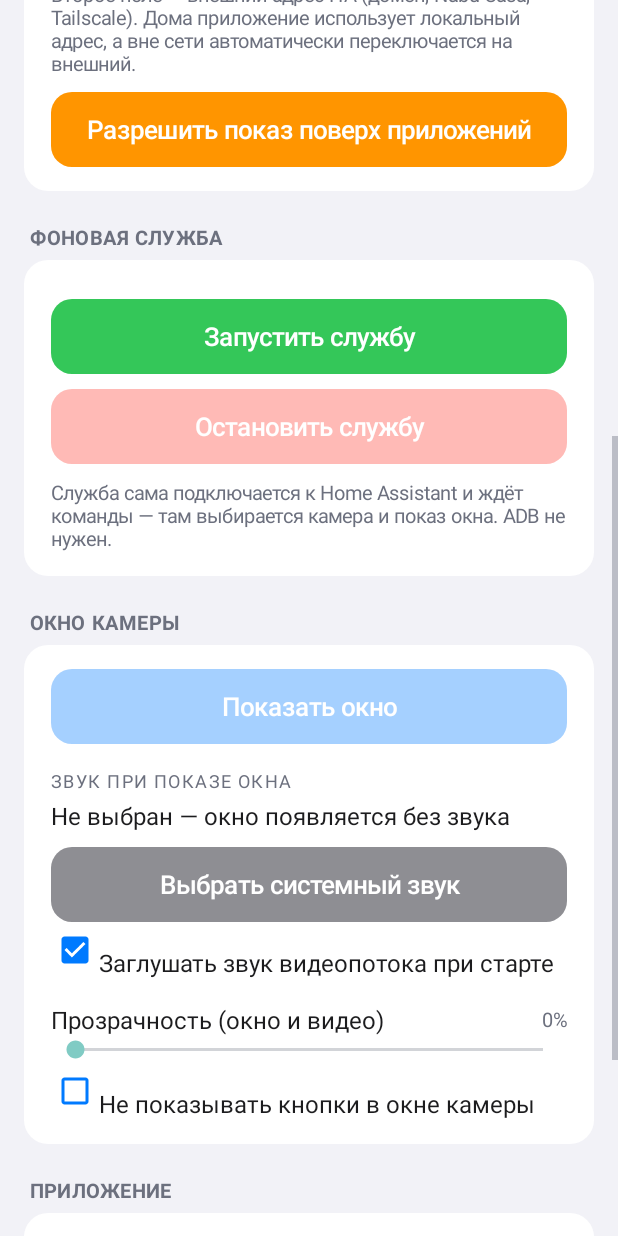
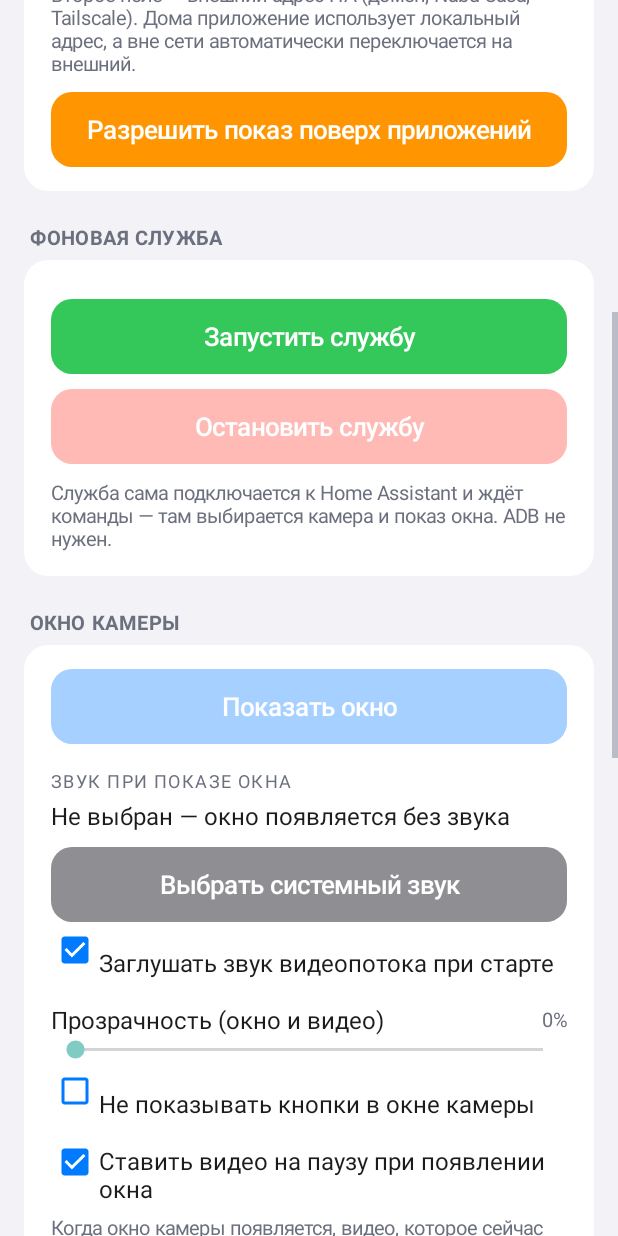
Before and after one commit to beemerspb/mynotify, an Android app: the screen it shows after launch (MainActivity), scrolled down 576 dp, on a phone screen of 412 x 824 dp. Run offline under Robolectric (Android 15) with nearby library versions, the phone set to English and light mode, and no system bars.

Commit message:
feat: v0.7.22 — пауза кино при появлении окна и пауза службы (5–120 мин) с кнопкой в окне

```diff
--- a/app/build.gradle.kts
+++ b/app/build.gradle.kts
@@ -11,8 +11,8 @@ android {
         applicationId = "com.mynotify"
         minSdk = 21
         targetSdk = 35
-        versionCode = 37
-        versionName = "0.7.21"
+        versionCode = 38
+        versionName = "0.7.22"
     }
 
     compileOptions {
--- a/app/src/main/java/com/mynotify/MainActivity.kt
+++ b/app/src/main/java/com/mynotify/MainActivity.kt
@@ -45,6 +45,8 @@ class MainActivity : Activity() {
     private lateinit var stopBtn: Button
     private lateinit var windowBtn: Button
     private lateinit var updText: TextView
+    private lateinit var suspendStatus: TextView
+    private lateinit var cancelSuspendBtn: Button
     private var checkingUpdate = false
     private var permBtn: Button? = null
 
@@ -155,6 +157,11 @@ class MainActivity : Activity() {
         windowBtn.isEnabled = running
         windowBtn.alpha = if (running) 1f else 0.35f
         windowBtn.text = if (shown) "Скрыть окно" else "Показать окно"
+        if (::suspendStatus.isInitialized) suspendStatus.text = suspendLabel()
+        if (::cancelSuspendBtn.isInitialized) {
+            val active = suspendLabel() != "Пауза не активна"
+            cancelSuspendBtn.visibility = if (active) View.VISIBLE else View.GONE
+        }
         if (hasOverlayPermission()) // выдано — больше не показываем
             permBtn?.let { (it.parent as? ViewGroup)?.removeView(it) }
     }
@@ -567,7 +574,70 @@ class MainActivity : Activity() {
             attachFocusBlink(this, 10)
         }
         winCard.addView(hideUiCheck)
+        val pauseMediaCheck = android.widget.CheckBox(this).apply {
+            text = "Ставить видео на паузу при появлении окна"
+            setTextColor(cLabel)
+            setTextSize(TypedValue.COMPLEX_UNIT_SP, 16f)
+            setPadding(0, dp(16), 0, 0)
+            setButtonTintList(
+                android.content.res.ColorStateList.valueOf(cBlue)
+            )
+            isChecked = mutePrefs.getBoolean("pause_media_on_show", true)
+            setOnCheckedChangeListener { _, checked ->
+                mutePrefs.edit().putBoolean("pause_media_on_show", checked).apply()
+            }
+            attachFocusBlink(this, 10)
+        }
+        winCard.addView(pauseMediaCheck)
+        winCard.addView(TextView(this).apply {
+            text = "Когда окно камеры появляется, видео, которое сейчас играет " +
+                "(например, кино на ТВ), ставится на паузу. При закрытии окна " +
+                "снова запускается. Не все потоки умеют паузу — прямые эфиры " +
+                "останутся играть."
+            setTextColor(cSecondary)
+            setTextSize(TypedValue.COMPLEX_UNIT_SP, 13f)
+            setPadding(0, dp(6), 0, 0)
+        })
         lay.addView(winCard)
+
+        // --- Секция «Пауза службы»: окна не появляются заданное время ---
+        lay.addView(sectionLabel("Пауза службы"))
+        val pauseCard = card()
+        pauseCard.addView(TextView(this).apply {
+            text = "Пока пауза активна, камера не показывается — кино не " +
+                "прерывается. По истечении срока всё работает как обычно."
+            setTextColor(cSecondary)
+            setTextSize(TypedValue.COMPLEX_UNIT_SP, 13f)
+            setPadding(0, dp(0), 0, dp(10))
+        })
+        suspendStatus = TextView(this).apply {
+            text = suspendLabel()
+            setTextColor(cLabel)
+            setTextSize(TypedValue.COMPLEX_UNIT_SP, 16f)
+            setPadding(0, dp(4), 0, dp(4))
+        }
+        pauseCard.addView(suspendStatus)
+        for ((min, label) in suspendOptions) {
+            pauseCard.addView(iosButton("Пауза на $label", cBlue).apply {
+                setOnClickListener {
+                    applySuspendFromUi(min)
+                }
+            })
+        }
+        cancelSuspendBtn = iosButton("Снять паузу", cGray).apply {
+            setOnClickListener {
+                if (OverlayService.running) {
+                    try {
+                        sendToService(OverlayService.ACTION_SUSPEND_CANCEL)
+                    } catch (_: Exception) {}
+                }
+                mutePrefs.edit().putLong("suspend_until", 0L).apply()
+                suspendStatus.text = suspendLabel()
+                updateStatus()
+            }
+        }
+        pauseCard.addView(cancelSuspendBtn)
+        lay.addView(pauseCard)
 
         // --- Секция «Приложение»: версия и встроенное обновление ---
         lay.addView(sectionLabel("Приложение"))
@@ -803,6 +873,37 @@ class MainActivity : Activity() {
         }
     }
 
+    /** Сроки паузы службы — те же, что в окне. */
+    private val suspendOptions = listOf(
+        5 to "5 минут", 10 to "10 минут", 15 to "15 минут",
+        30 to "30 минут", 60 to "1 час", 120 to "2 часа"
+    )
+
+    /** Активна ли пауза и до какого времени. */
+    private fun suspendLabel(): String {
+        val until = getSharedPreferences("settings", MODE_PRIVATE)
+            .getLong("suspend_until", 0L) ?: 0L
+        if (until <= System.currentTimeMillis()) return "Пауза не активна"
+        val fmt = java.text.SimpleDateFormat("HH:mm", java.util.Locale.getDefault())
+        return "Пауза до " + fmt.format(java.util.Date(until))
+    }
+
+    /** Включить паузу службы из настроек. */
+    private fun applySuspendFromUi(minutes: Int) {
+        val until = System.currentTimeMillis() + minutes * 60_000L
+        getSharedPreferences("settings", MODE_PRIVATE).edit()
+            .putLong("suspend_until", until).apply()
+        if (OverlayService.running) {
+            try {
+                sendToService(OverlayService.ACTION_SUSPEND) {
+                    putExtra(OverlayService.EXTRA_MINUTES, minutes)
+                }
+            } catch (_: Exception) {}
+        }
+        suspendStatus.text = suspendLabel()
+        updateStatus()
+    }
+
     private fun updateSoundLabel() {
         val saved = getSharedPreferences("settings", MODE_PRIVATE)
             .getString("sound_uri", null)
--- /dev/null
+++ b/app/src/main/res/drawable/ic_timer.xml
@@ -0,0 +1,7 @@
+<vector xmlns:android="http://schemas.android.com/apk/res/android"
+    android:width="24dp" android:height="24dp"
+    android:viewportWidth="24" android:viewportHeight="24">
+    <path
+        android:fillColor="#FFFFFFFF"
+        android:pathData="M11.99,2C6.47,2 2,6.48 2,12s4.47,10 9.99,10C17.52,22 22,17.52 22,12S17.52,2 11.99,2zM12,20c-4.42,0 -8,-3.58 -8,-8s3.58,-8 8,-8 8,3.58 8,8 -3.58,8 -8,8zM12.5,7H11v6l5.25,3.15 0.75,-1.23 -4.5,-2.67z"/>
+</vector>
```
Also changed, not shown: app/src/main/java/com/mynotify/OverlayService.kt (+263 -1 lines), 3 other files.
